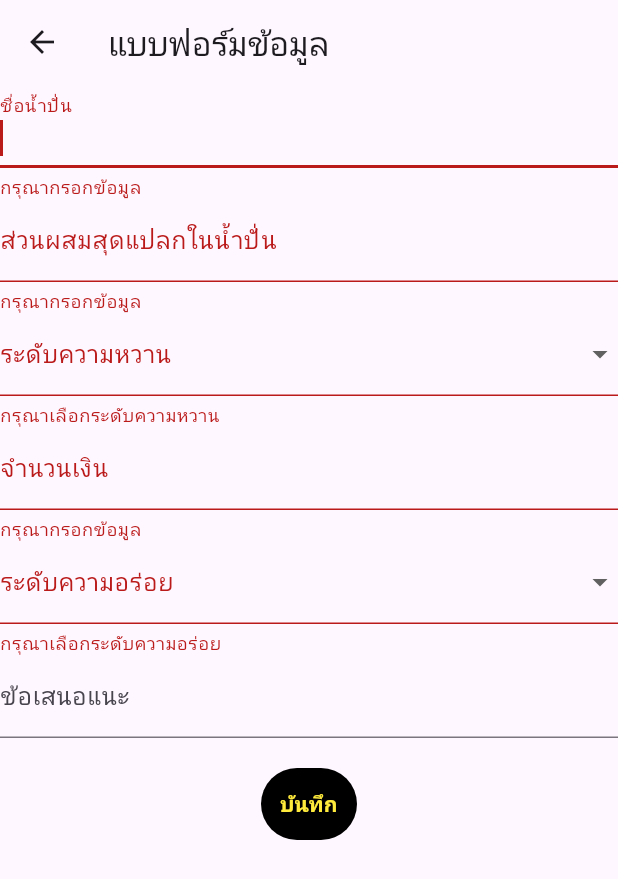
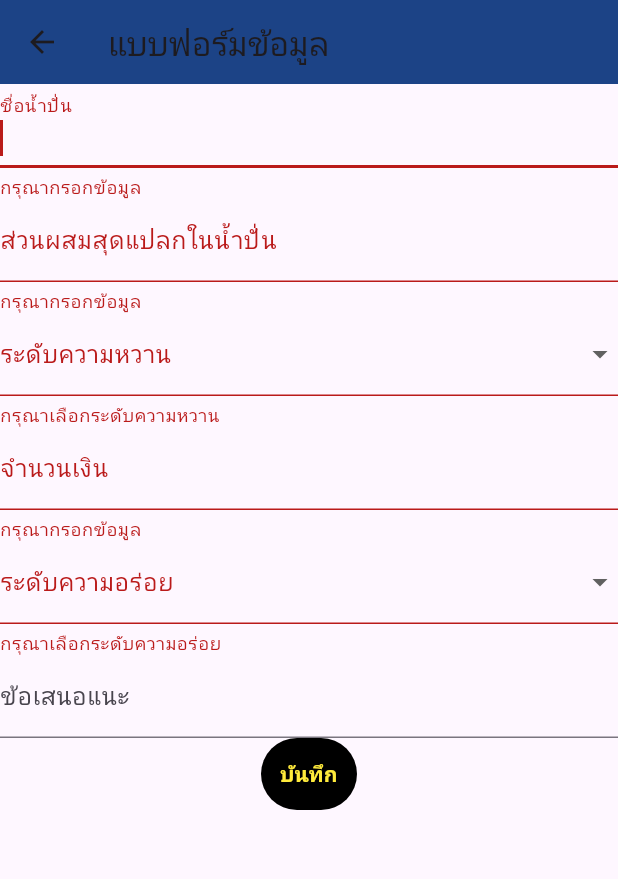
Before and after one commit to phonchai01/Project2ma, a Flutter app: the FormScreen screen opened directly, after a tap on "บันทึก", on a phone screen of 412 x 824 dp. Shown: the top 879 px of the screen. Run offline on Flutter 3.47's test engine with Material 3 defaults, Android fonts, the phone set to English and light mode, and no system bars; our stand-ins replace sembast.

Commit message:
Random_TabCOLOR_changeEdit

```diff
--- a/lib/databases/transaction_db.dart
+++ b/lib/databases/transaction_db.dart
@@ -4,14 +4,14 @@ import 'package:path_provider/path_provider.dart';
 import 'package:sembast/sembast.dart';
 import 'package:sembast/sembast_io.dart';
 
-class TransactionDB{
+class TransactionDB {
   String dbName;
 
   TransactionDB({required this.dbName});
 
-  Future<Database> openDatabase() async{
+  Future<Database> openDatabase() async {
     Directory appDirectory = await getApplicationDocumentsDirectory();
-    String dbLocation  = join(appDirectory.path, dbName);
+    String dbLocation = join(appDirectory.path, dbName);
 
     DatabaseFactory dbFactory = databaseFactoryIo;
     Database db = await dbFactory.openDatabase(dbLocation);
--- a/lib/screens/form_screen.dart
+++ b/lib/screens/form_screen.dart
@@ -1,12 +1,20 @@
-import 'package:simple_app/models/transactions.dart';
+import 'dart:math';
 import 'package:flutter/material.dart';
 import 'package:provider/provider.dart';
+import 'package:simple_app/models/transactions.dart';
 import 'package:simple_app/provider/transaction_provider.dart';
 import 'package:uuid/uuid.dart';
 
-class FormScreen extends StatelessWidget {
-  FormScreen({super.key});
+class FormScreen extends StatefulWidget {
+  final Transactions? transaction;
 
+  FormScreen({super.key, this.transaction});
+
+  @override
+  _FormScreenState createState() => _FormScreenState();
+}
+
+class _FormScreenState extends State<FormScreen> {
   final formKey = GlobalKey<FormState>();
   final titleController = TextEditingController();
   final amountController = TextEditingController();
@@ -14,11 +22,44 @@ class FormScreen extends StatelessWidget {
   final suggestController = TextEditingController();
   String? selectedSweetness;
   String? selectedTastyLevel;
+  Color appBarColor = Colors.blue;
+
+  @override
+  void initState() {
+    super.initState();
+    titleController.text = widget.transaction?.title ?? '';
+    amountController.text = widget.transaction?.amount ?? '';
+    mixController.text = widget.transaction?.mix ?? '';
+    suggestController.text = widget.transaction?.suggest ?? '';
+    selectedSweetness = widget.transaction?.lvSweet;
+    selectedTastyLevel = widget.transaction?.lvTasty;
+
+    titleController.addListener(() => _changeAppBarColor());
+    amountController.addListener(() => _changeAppBarColor());
+    mixController.addListener(() => _changeAppBarColor());
+    suggestController.addListener(() => _changeAppBarColor());
+  }
+
+  void _changeAppBarColor() {
+    setState(() {
+      appBarColor = Color((Random().nextDouble() * 0xFFFFFF).toInt()).withOpacity(1.0); // สุ่มสี
+    });
+  }
+
+  @override
+  void dispose() {
+    titleController.dispose();
+    amountController.dispose();
+    mixController.dispose();
+    suggestController.dispose();
+    super.dispose();
+  }
 
   @override
   Widget build(BuildContext context) {
     return Scaffold(
       appBar: AppBar(
+        backgroundColor: appBarColor,
         title: const Text('แบบฟอร์มข้อมูล'),
       ),
       body: Form(
@@ -65,7 +106,9 @@ class FormScreen extends StatelessWidget {
                 DropdownMenuItem(value: 'หวานมาก', child: Text('หวานมาก', style: TextStyle(color: Colors.black))),
               ],
               onChanged: (value) {
-                selectedSweetness = value;
+                setState(() {
+                  selectedSweetness = value;
+                });
               },
               validator: (value) {
                 if (value == null) {
@@ -85,10 +128,6 @@ class FormScreen extends StatelessWidget {
                 if (input == null || input.isEmpty) {
                   return 'กรุณากรอกข้อมูล';
                 }
-                final amount = int.tryParse(input);
-                if (amount == null || amount <= 0) {
-                  return 'กรุณากรอกข้อมูลมากกว่า 0';
-                }
                 return null;
               },
               style: const TextStyle(fontWeight: FontWeight.bold),
@@ -99,14 +138,16 @@ class FormScreen extends StatelessWidget {
               ),
               value: selectedTastyLevel,
               items: const [
-                DropdownMenuItem(value: 'แย่มาก', child: Text('แย่มาก', style: TextStyle(color: Colors.black))),
                 DropdownMenuItem(value: 'ไม่อร่อย', child: Text('ไม่อร่อย', style: TextStyle(color: Colors.black))),
-                DropdownMenuItem(value: 'ปานกลาง', child: Text('ปานกลาง', style: TextStyle(color: Colors.black))),
-                DropdownMenuItem(value: 'อร่อย', child: Text('อร่อย', style: TextStyle(color: Colors.black))),
+                DropdownMenuItem(value: 'อร่อยน้อย', child: Text('อร่อยน้อย', style: TextStyle(color: Colors.black))),
+                DropdownMenuItem(value: 'อร่อยปกติ', child: Text('อร่อยปกติ', style: TextStyle(color: Colors.black))),
+                DropdownMenuItem(value: 'อร่อยปานกลาง', child: Text('อร่อยปานกลาง', style: TextStyle(color: Colors.black))),
                 DropdownMenuItem(value: 'อร่อยมาก', child: Text('อร่อยมาก', style: TextStyle(color: Colors.black))),
               ],
               onChanged: (value) {
-                selectedTastyLevel = value;
+                setState(() {
+                  selectedTastyLevel = value;
+                });
               },
               validator: (value) {
                 if (value == null) {
@@ -123,7 +164,6 @@ class FormScreen extends StatelessWidget {
               controller: suggestController,
               style: const TextStyle(fontWeight: FontWeight.bold),
             ),
-            const SizedBox(height: 20),
             Container(
               decoration: BoxDecoration(
                 borderRadius: BorderRadius.circular(30),
@@ -137,7 +177,7 @@ class FormScreen extends StatelessWidget {
                 onPressed: () {
                   if (formKey.currentState!.validate()) {
                     var uuid = Uuid();
-                    String id = uuid.v4();
+                    String id = widget.transaction?.id ?? uuid.v4();
 
                     var statement = Transactions(
                       id: id,
@@ -151,7 +191,11 @@ class FormScreen extends StatelessWidget {
                     );
 
                     var provider = Provider.of<TransactionProvider>(context, listen: false);
-                    provider.addTransaction(statement);
+                    if (widget.transaction == null) {
+                      provider.addTransaction(statement);
+                    } else {
+                      provider.updateTransaction(statement);
+                    }
                     Navigator.pop(context);
                   }
                 },
```
Also changed, not shown: lib/main.dart (+15 -2 lines), lib/provider/transaction_provider.dart (+8 -2 lines).
